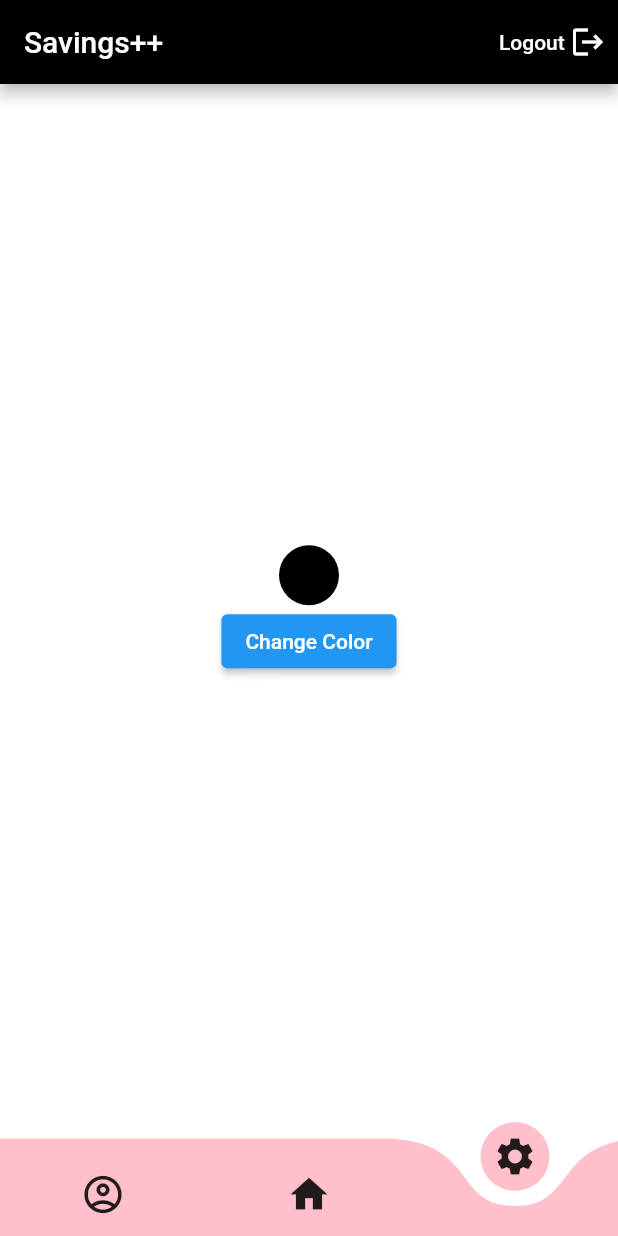
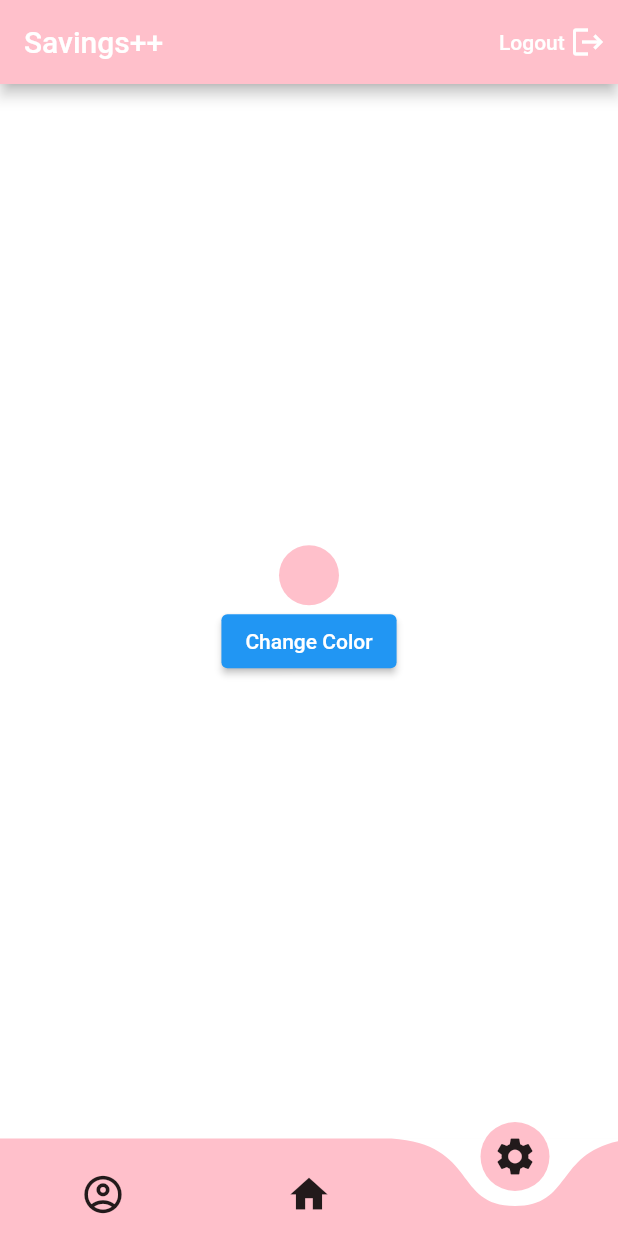
Before and after one commit to Drakunal/debit-credit-manager, a Flutter app: the screen it shows once a user with an empty profile is signed in, item 3 of the bottom bar chosen, on a phone screen of 412 x 824 dp. Run offline on Flutter 3.47's test engine with Material 2 defaults, Android fonts, the phone set to English and light mode, and no system bars; drawn by our look-alikes of curved_navigation_bar; our stand-ins replace cloud_firestore, date_field, firebase_auth, firebase_core, font_awesome_flutter, google_sign_in and 1 more; accounts and stored records are empty.

Commit message:
preference service created

```diff
--- a/lib/screens/home.dart
+++ b/lib/screens/home.dart
@@ -20,17 +20,18 @@ class Home extends StatefulWidget {
 }
 
 class _HomeState extends State<Home> {
-  String savedColorOriginal = '#87CEEB';
   final user = FirebaseAuth.instance.currentUser!;
   late Color colors;
+  String savedColorOriginal = '#000000';
   int _page = 1;
   final screens = [Profile(), MainPage(), Settings()];
   GlobalKey<CurvedNavigationBarState> _bottomNavigationKey = GlobalKey();
+
   @override
   Widget build(BuildContext context) {
     return Scaffold(
       appBar: AppBar(
-        backgroundColor: getColor(),
+        backgroundColor: Preference().getColor(),
         title: Text("Savings++"),
         actions: [
           Row(
@@ -60,7 +61,7 @@ class _HomeState extends State<Home> {
         index: 1,
         key: _bottomNavigationKey,
         backgroundColor: Colors.white,
-        color: Preference().getColor(savedColorOriginal),
+        color: getColor(), //not working with pref.getColor
         items: [
           Icon(Icons.account_circle_outlined, size: 30),
           Icon(Icons.home, size: 30),
@@ -79,17 +80,19 @@ class _HomeState extends State<Home> {
   getColor() {
     // String hexColor = getColorValue() ?? '';
     getColorValue();
+
     Color color = HexColor(savedColorOriginal);
+    print('From 1 $savedColorOriginal');
     return color;
   }
 
   getColorValue() async {
     SharedPreferences prefs = await SharedPreferences.getInstance();
-    String savedColor = prefs.getString('colorName') ?? '#000000';
+    String savedColor = prefs.getString('colorName') ?? '#FFC0CB';
     setState(() {
       savedColorOriginal = savedColor;
     });
 
-    // return savedColor.toString();
+    print('From 2 $savedColorOriginal');
   }
 }
--- a/lib/screens/settings.dart
+++ b/lib/screens/settings.dart
@@ -1,3 +1,4 @@
+import 'package:debit_credit/services/preferences.dart';
 import 'package:debit_credit/shared/hexcolor.dart';
 import 'package:flutter/material.dart';
 import 'package:shared_preferences/shared_preferences.dart';
@@ -16,7 +17,7 @@ class _SettingsState extends State<Settings> {
   void initState() {
     // TODO: implement initState
     super.initState();
-    getColorValue();
+    colorR = Preference().getColor();
   }
 
   @override
@@ -45,28 +46,28 @@ class _SettingsState extends State<Settings> {
     setState(() {
       if (colorR == blue) {
         colorR = violet;
-        setColorValue("#8F00FF");
+        Preference().setColorValue("#8F00FF");
       } else if (colorR == violet) {
         colorR = green;
-        setColorValue("00FF00");
+        Preference().setColorValue("00FF00");
       } else {
         colorR = blue;
-        setColorValue("#0000FF");
+        Preference().setColorValue("#0000FF");
       }
     });
   }
 
-  setColorValue(String hexCode) async {
-    SharedPreferences prefs = await SharedPreferences.getInstance();
-    prefs.setString('colorName', hexCode);
-  }
+  // setColorValue(String hexCode) async {
+  //   SharedPreferences prefs = await SharedPreferences.getInstance();
+  //   prefs.setString('colorName', hexCode);
+  // }
 
-  getColorValue() async {
-    SharedPreferences prefs = await SharedPreferences.getInstance();
-    String savedColor = prefs.getString('colorName') ?? '#000000';
-    setState(() {
-      colorR = HexColor(savedColor);
-    });
-    return savedColor;
-  }
+  // getColorValue() async {
+  //   SharedPreferences prefs = await SharedPreferences.getInstance();
+  //   String savedColor = prefs.getString('colorName') ?? '#000000';
+  //   setState(() {
+  //     colorR = HexColor(savedColor);
+  //   });
+  //   return savedColor;
+  // }
 }
--- a/lib/services/preferences.dart
+++ b/lib/services/preferences.dart
@@ -4,19 +4,24 @@ import 'package:shared_preferences/shared_preferences.dart';
 
 class Preference {
   static String savedColorOriginal = '#000000';
-  getColor(String paramColorOriginal) {
+  getColor() {
     // String hexColor = getColorValue() ?? '';
-    getColorValue(paramColorOriginal);
+    getColorValue();
 
     Color color = HexColor(savedColorOriginal);
     print('From 1 $savedColorOriginal');
     return color;
   }
 
-  getColorValue(String paramColorOriginal) async {
+  getColorValue() async {
     SharedPreferences prefs = await SharedPreferences.getInstance();
     String savedColor = prefs.getString('colorName') ?? '#FFC0CB';
     savedColorOriginal = savedColor;
     print('From 2 $savedColorOriginal');
   }
+
+  setColorValue(String hexCode) async {
+    SharedPreferences prefs = await SharedPreferences.getInstance();
+    prefs.setString('colorName', hexCode);
+  }
 }
--- a/pubspec.yaml
+++ b/pubspec.yaml
@@ -15,7 +15,7 @@ publish_to: 'none' # Remove this line if you wish to publish to pub.dev
 # In iOS, build-name is used as CFBundleShortVersionString while build-number used as CFBundleVersion.
 # Read more about iOS versioning at
 # https://developer.apple.com/library/archive/documentation/General/Reference/InfoPlistKeyReference/Articles/CoreFoundationKeys.html
-version: 1.4.0+7
+version: 1.5.0+8
 
 environment:
   sdk: ">=2.12.0 <3.0.0"
```
Also changed, not shown: lib/screens/main_page.dart (+2 -18 lines), 1 other file.
